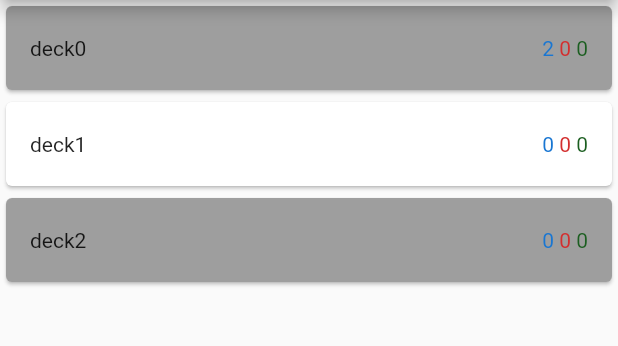
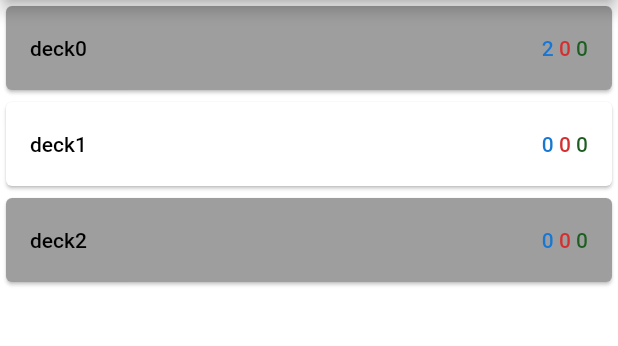
Before and after one commit to haiNam2711/Flutter-AnkiDroid, a Flutter app: the screen it shows after launch, on a phone screen of 412 x 824 dp, the part 84-430 px from its top. Run offline on Flutter 3.47's test engine with Material 2 defaults, Android fonts, the phone set to English and light mode, and no system bars; our stand-ins replace cloud_firestore, firebase_core; accounts and stored records are empty.

Commit message:
update dark mode

```diff
--- a/lib/control_button.dart
+++ b/lib/control_button.dart
@@ -2,6 +2,8 @@ import 'package:five_control_widget/add_scene.dart';
 import 'package:five_control_widget/algorithm_sm2/deck_manager.dart';
 import 'package:five_control_widget/firebase.dart';
 import 'package:flutter/material.dart';
+
+import 'darkmode/theme.dart';
 
 TextEditingController deckNameController = TextEditingController();
 
@@ -13,12 +15,8 @@ class ControlButton extends StatelessWidget {
   final Animation<double> moveAnimation;
   final ValueNotifier<bool> openedButton;
 
-  const ControlButton(this.context,
-      this.rotateController,
-      this.rotateAnimation,
-      this.moveController,
-      this.moveAnimation,
-      this.openedButton,
+  const ControlButton(this.context, this.rotateController, this.rotateAnimation,
+      this.moveController, this.moveAnimation, this.openedButton,
       {super.key, required this.changeState});
 
   final Function() changeState;
@@ -57,7 +55,12 @@ class ControlButton extends StatelessWidget {
                           heroTag: 'creat deck',
                           mini: true,
                           backgroundColor: Colors.blue,
-                          child: const Icon(Icons.folder),
+                          child: Icon(
+                            Icons.folder,
+                            color: AppTheme().currentTheme() == ThemeMode.dark
+                                ? Colors.black
+                                : Colors.white,
+                          ),
                           onPressed: () {
                             rotateController.reverse();
                             moveController.reverse();
@@ -113,7 +116,12 @@ class ControlButton extends StatelessWidget {
                           heroTag: 'add',
                           mini: true,
                           backgroundColor: Colors.blue,
-                          child: const Icon(Icons.add),
+                          child: Icon(
+                            Icons.add,
+                            color: AppTheme().currentTheme() == ThemeMode.dark
+                                ? Colors.black
+                                : Colors.white,
+                          ),
                           onPressed: () {
                             rotateController.reverse();
                             moveController.reverse();
@@ -125,8 +133,7 @@ class ControlButton extends StatelessWidget {
                             Navigator.push(
                               context,
                               MaterialPageRoute(
-                                  builder: (context) =>
-                                      AddScene(
+                                  builder: (context) => AddScene(
                                         changeState: () {
                                           changeState();
                                         },
@@ -140,8 +147,7 @@ class ControlButton extends StatelessWidget {
                       ),
                     ],
                   ),
-                  builder: (context, child) =>
-                      Transform.translate(
+                  builder: (context, child) => Transform.translate(
                     offset: Offset(
                       0.0,
                       -moveAnimation.value + 400.0,
@@ -156,7 +162,12 @@ class ControlButton extends StatelessWidget {
                   child: FloatingActionButton(
                     heroTag: 'control',
                     backgroundColor: Colors.blue,
-                    child: const Icon(Icons.add),
+                    child: Icon(
+                      Icons.add,
+                      color: AppTheme().currentTheme() == ThemeMode.dark
+                          ? Colors.black
+                          : Colors.white,
+                    ),
                     onPressed: () {
                       openedButton.value = !openedButton.value;
                       if (openedButton.value) {
@@ -171,8 +182,7 @@ class ControlButton extends StatelessWidget {
                       }
                     },
                   ),
-                  builder: (context, child) =>
-                      Transform.rotate(
+                  builder: (context, child) => Transform.rotate(
                     angle: rotateAnimation.value,
                     child: child,
                   ),
@@ -188,8 +198,7 @@ class ControlButton extends StatelessWidget {
   void showCreateDia(dynamic context) {
     showDialog<String>(
       context: context,
-      builder: (BuildContext context) =>
-          AlertDialog(
+      builder: (BuildContext context) => AlertDialog(
         title: const Text('Create Deck'),
         content: TextFormField(
           controller: deckNameController,
@@ -213,8 +222,7 @@ class ControlButton extends StatelessWidget {
   void showAddDia(dynamic context) {
     showDialog<String>(
       context: context,
-      builder: (BuildContext context) =>
-          AlertDialog(
+      builder: (BuildContext context) => AlertDialog(
         title: const Text('Add card flase'),
         content: const Text('Your deck list is empty.'),
         actions: <Widget>[
--- /dev/null
+++ b/lib/darkmode/theme_provider.dart
@@ -0,0 +1,14 @@
+import 'package:flutter/material.dart';
+
+class MyTheme {
+  static final darkTheme = ThemeData(
+    primaryColor: Colors.black,
+    scaffoldBackgroundColor: Colors.black,
+    colorScheme: const ColorScheme.dark(),
+  );
+  static final lightTheme = ThemeData(
+    primaryColor: Colors.white,
+    scaffoldBackgroundColor: Colors.white,
+    colorScheme: const ColorScheme.light(),
+  );
+}
--- a/lib/first_route.dart
+++ b/lib/first_route.dart
@@ -1,5 +1,6 @@
 import 'dart:math';
 import 'package:five_control_widget/algorithm_sm2/deck_manager.dart';
+import 'package:five_control_widget/darkmode/theme.dart';
 
 import 'darkmode/config.dart';
 import 'package:flutter/material.dart';
@@ -98,18 +99,14 @@ class _FirstRouteState extends State<FirstRoute> with TickerProviderStateMixin {
           ),
           actions: [
             IconButton(
-              onPressed: () {
-
-              },
+              onPressed: () {},
               icon: const Icon(
                 Icons.search,
               ),
             ),
             IconButton(
               onPressed: () {
-                setState(() {
-
-                });
+                setState(() {});
               },
               icon: const Icon(
                 Icons.refresh,
@@ -131,9 +128,7 @@ class _FirstRouteState extends State<FirstRoute> with TickerProviderStateMixin {
           moveAnimation,
           openedButton,
           changeState: () {
-            setState(() {
-
-            });
+            setState(() {});
           },
         ),
         body: SafeArea(
@@ -147,6 +142,12 @@ class _FirstRouteState extends State<FirstRoute> with TickerProviderStateMixin {
                     padding: const EdgeInsets.only(top: 4.5),
                     child: Text(
                       DeckManager.deckList[index].deckName,
+                      style: TextStyle(
+                        fontWeight: FontWeight.w500,
+                        color: AppTheme().currentTheme() == ThemeMode.dark
+                            ? Colors.black
+                            : Colors.black,
+                      ),
                     ),
                   ),
                   trailing: Row(
@@ -155,18 +156,22 @@ class _FirstRouteState extends State<FirstRoute> with TickerProviderStateMixin {
                       Text(
                         '${DeckManager.deckList[index].getNewCard()} ',
                         style: TextStyle(
+                          fontWeight: FontWeight.w500,
                           color: Colors.blue.shade700,
                         ),
                       ),
                       Text(
                         '${DeckManager.deckList[index].getLearningCard()} ',
                         style: TextStyle(
+                          fontWeight: FontWeight.w500,
                           color: Colors.red.shade700,
                         ),
                       ),
                       Text(
                         '${DeckManager.deckList[index].getGraduatedCard()}',
-                        style: TextStyle(color: Colors.green.shade900),
+                        style: TextStyle(
+                            fontWeight: FontWeight.w500,
+                            color: Colors.green.shade900),
                       ),
                     ],
                   ),
@@ -178,11 +183,11 @@ class _FirstRouteState extends State<FirstRoute> with TickerProviderStateMixin {
                       context,
                       MaterialPageRoute(
                           builder: (context) => SecondRoute(
-                            deckIndex: index,
-                            changeState: () {
-                              setState(() {});
-                            },
-                          )),
+                                deckIndex: index,
+                                changeState: () {
+                                  setState(() {});
+                                },
+                              )),
                     );
                   },
                 ),
@@ -254,7 +259,7 @@ class NightModeSwitch extends StatefulWidget {
 }
 
 class _NightModeSwitchState extends State<NightModeSwitch> {
-  bool light = false;
+  static bool light = false;
   @override
   Widget build(BuildContext context) {
     return Switch(
@@ -262,9 +267,7 @@ class _NightModeSwitchState extends State<NightModeSwitch> {
         onChanged: (bool value2) {
           light = value2;
           appTheme.switchTheme();
-          setState(() {
-
-          });
+          setState(() {});
         });
   }
 }
--- a/lib/main.dart
+++ b/lib/main.dart
@@ -1,4 +1,5 @@
 import 'package:five_control_widget/darkmode/theme.dart';
+import 'package:five_control_widget/darkmode/theme_provider.dart';
 import 'package:flutter/material.dart';
 import 'algorithm_sm2/card.dart';
 import 'algorithm_sm2/card_information.dart';
@@ -55,8 +56,8 @@ class _MyAppState extends State<MyApp> {
     return MaterialApp(
       debugShowCheckedModeBanner: false,
       title: 'AnkiDroid',
-      theme: ThemeData.light(),
-      darkTheme: ThemeData.dark(),
+      theme: MyTheme.lightTheme,
+      darkTheme: MyTheme.darkTheme,
       themeMode: AppTheme().currentTheme(),
       home: const FirstRoute(),
 
```
Also changed, not shown: lib/second_route.dart (+18 -8 lines). Lines whose indentation alone changed are shown as unchanged.
